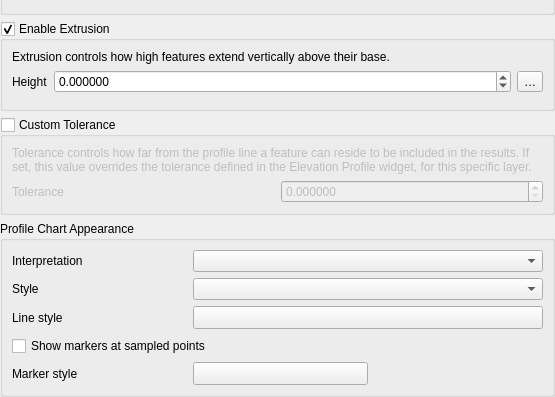
Qt form src/ui/qgsvectorelevationpropertieswidgetbase.ui (qgis/QGIS) before a commit; both pictures show x 0 to 555 and y 396 to 793 of the 555 by 793 pixel window.
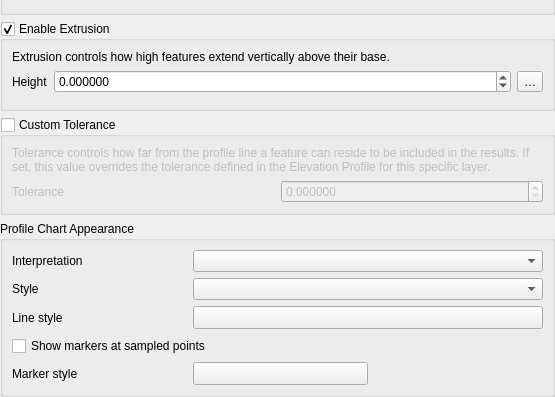
The same form after that commit. Custom widgets are drawn as their Qt base class.

Commit message: Remove "widget" from the help text

The edit to the form file:
```diff
--- a/src/ui/qgsvectorelevationpropertieswidgetbase.ui
+++ b/src/ui/qgsvectorelevationpropertieswidgetbase.ui
@@ -300,7 +300,7 @@
       <item row="0" column="0" colspan="2">
        <widget class="QLabel" name="label_ToleranceExplanation">
         <property name="text">
-         <string>Tolerance controls how far from the profile line a feature can reside to be included in the results. If set, this value overrides the tolerance defined in the Elevation Profile widget, for this specific layer.</string>
+         <string>Tolerance controls how far from the profile line a feature can reside to be included in the results. If set, this value overrides the tolerance defined in the Elevation Profile for this specific layer.</string>
         </property>
         <property name="wordWrap">
          <bool>true</bool>
```
